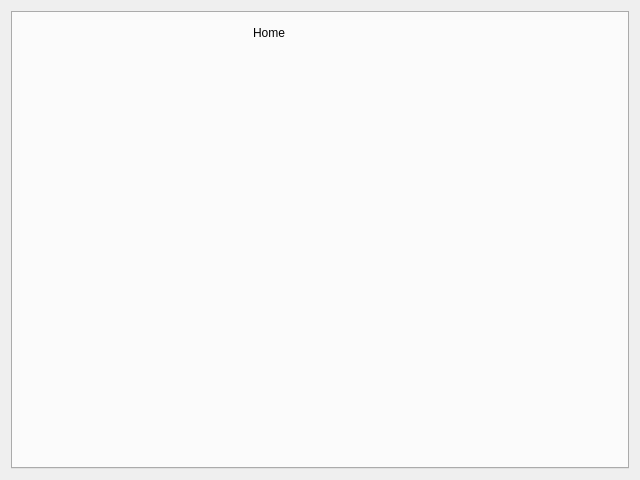
abdulroufsidhu/bms, file widgets/home.ui: the form before one commit.
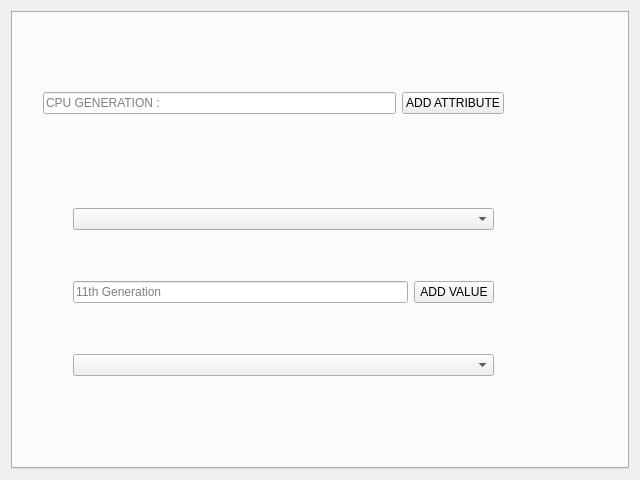
The form after the commit.

Patch:
```diff
--- a/widgets/home.ui
+++ b/widgets/home.ui
@@ -26,18 +26,70 @@
       <attribute name="title">
        <string>Tab 1</string>
       </attribute>
-      <widget class="QLabel" name="label">
+      <widget class="QWidget" name="horizontalLayoutWidget">
        <property name="geometry">
         <rect>
-         <x>240</x>
-         <y>10</y>
-         <width>66</width>
-         <height>19</height>
+         <x>30</x>
+         <y>60</y>
+         <width>461</width>
+         <height>61</height>
         </rect>
        </property>
-       <property name="text">
-        <string>Home</string>
+       <layout class="QHBoxLayout" name="horizontalLayout">
+        <item>
+         <widget class="QLineEdit" name="le_add_attrib">
+          <property name="text">
+           <string/>
+          </property>
+          <property name="placeholderText">
+           <string>CPU GENERATION :</string>
+          </property>
+         </widget>
+        </item>
+        <item>
+         <widget class="QPushButton" name="btn_add_attrib">
+          <property name="text">
+           <string>ADD ATTRIBUTE</string>
+          </property>
+         </widget>
+        </item>
+       </layout>
+      </widget>
+      <widget class="QWidget" name="verticalLayoutWidget">
+       <property name="geometry">
+        <rect>
+         <x>60</x>
+         <y>150</y>
+         <width>421</width>
+         <height>261</height>
+        </rect>
        </property>
+       <layout class="QVBoxLayout" name="verticalLayout">
+        <item>
+         <widget class="QComboBox" name="cb_attrib_add_val"/>
+        </item>
+        <item>
+         <layout class="QHBoxLayout" name="horizontalLayout_2">
+          <item>
+           <widget class="QLineEdit" name="le_attrib_add_val">
+            <property name="placeholderText">
+             <string>11th Generation</string>
+            </property>
+           </widget>
+          </item>
+          <item>
+           <widget class="QPushButton" name="btn_attrib_add_val">
+            <property name="text">
+             <string>ADD VALUE</string>
+            </property>
+           </widget>
+          </item>
+         </layout>
+        </item>
+        <item>
+         <widget class="QComboBox" name="cb_branch"/>
+        </item>
+       </layout>
       </widget>
      </widget>
     </widget>
```
